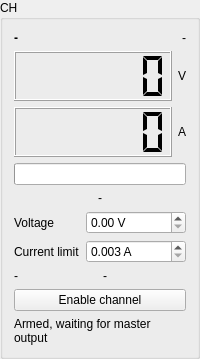
This is plugins/device/nge103b/channelcard.ui in eXLuckiEr/InstrumentWorkbench as Qt 5 draws it before an edit. The edited form follows.
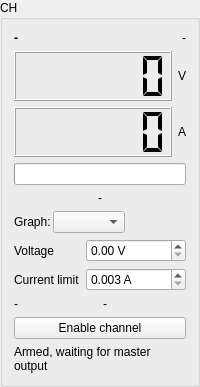
This is the edited form.

Commit message: add plots to NGE-103B plugin

What changed in the file:
```diff
--- a/plugins/device/nge103b/channelcard.ui
+++ b/plugins/device/nge103b/channelcard.ui
@@ -98,6 +98,40 @@
      </property>
     </widget>
    </item>
+   <item>
+    <layout class="QVBoxLayout" name="plotLayout">
+     <property name="spacing">
+      <number>2</number>
+     </property>
+     <item>
+      <layout class="QHBoxLayout" name="plotHeaderLayout">
+       <item>
+        <widget class="QLabel" name="plotCaption">
+         <property name="text">
+          <string>Graph:</string>
+         </property>
+        </widget>
+       </item>
+       <item>
+        <widget class="QComboBox" name="plotCombo"/>
+       </item>
+       <item>
+        <spacer name="plotHeaderSpacer">
+         <property name="orientation">
+          <enum>Qt::Horizontal</enum>
+         </property>
+         <property name="sizeHint" stdset="0">
+          <size>
+           <width>40</width>
+           <height>20</height>
+          </size>
+         </property>
+        </spacer>
+       </item>
+      </layout>
+     </item>
+    </layout>
+   </item>
    <item>
     <layout class="QFormLayout" name="setLayout">
      <item row="0" column="0">
```
The commit also changes 6 other files.
